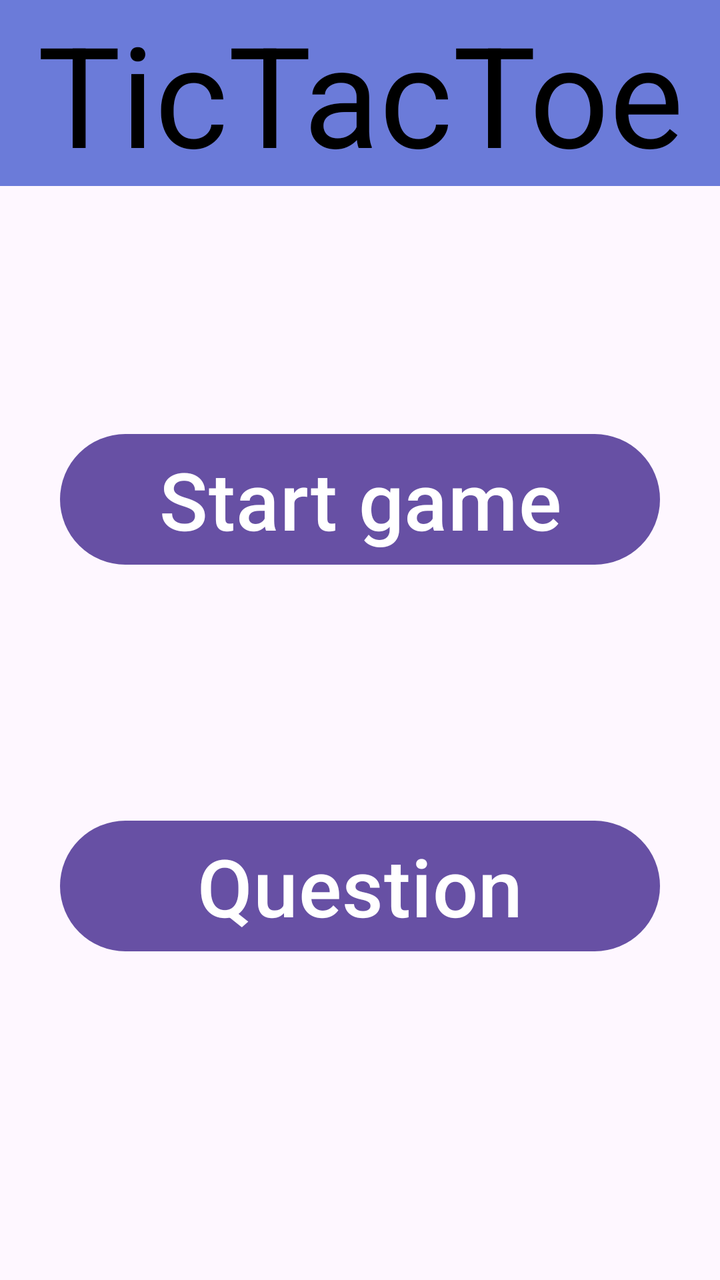
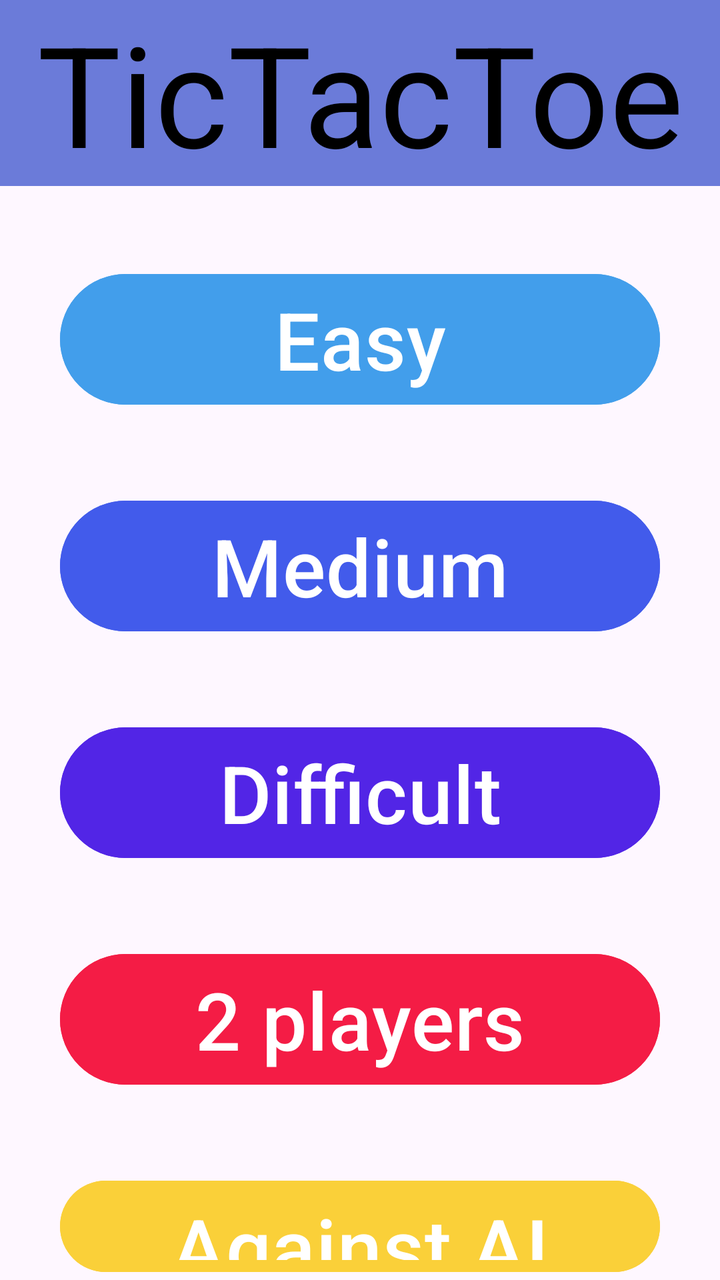

An Android layout rendered at two revisions. The XML below is the earlier revision; the diff shows what the commit changed to produce the second picture.
<!-- AndroidManifest.xml: application theme Theme.TicTacToe2Players -->
<!-- res/layout/activity_main.xml -->
<?xml version="1.0" encoding="utf-8"?>
<LinearLayout xmlns:android="http://schemas.android.com/apk/res/android"
    xmlns:app="http://schemas.android.com/apk/res-auto"
    xmlns:tools="http://schemas.android.com/tools"
    android:id="@+id/main"
    android:layout_width="match_parent"
    android:layout_height="match_parent"
    android:orientation="vertical"
    tools:context=".MainActivity">

    <TextView
        android:layout_width="match_parent"
        android:layout_height="wrap_content"
        android:id="@+id/textView"
        android:text="TicTacToe"
        android:textSize="70dp"
        android:gravity="center"
        android:background="#6B7BD9"
        android:textColor="@color/black"></TextView>

    <Button
        android:layout_width="300dp"
        android:layout_height="wrap_content"
        android:textSize="40dp"
        android:text="Start game"
        android:layout_gravity="center"
        android:layout_marginTop="120dp"
        android:id="@+id/btnGame"></Button>

    <Button
        android:layout_width="300dp"
        android:layout_height="wrap_content"
        android:textSize="40dp"
        android:text="Question"
        android:layout_gravity="center"
        android:layout_marginTop="120dp"
        android:id="@+id/btn2"></Button>

</LinearLayout>
<!-- resources referenced by this layout -->
<resources>
  <color name="black">#FF000000</color>
  <style name="Theme.TicTacToe2Players" parent="Base.Theme.TicTacToe2Players" />
  <style name="Base.Theme.TicTacToe2Players" parent="Theme.Material3.DayNight.NoActionBar">
          
          
      </style>
</resources>

<!-- the commit's change to res/layout/activity_main.xml (unified diff, before → after) -->
@@ -22,10 +22,51 @@
         android:layout_width="300dp"
         android:layout_height="wrap_content"
         android:textSize="40dp"
-        android:text="Start game"
+        android:text="Easy"
+        android:backgroundTint="#429EEB"
         android:layout_gravity="center"
-        android:layout_marginTop="120dp"
+        android:layout_marginTop="40dp"
+        android:id="@+id/btnGameE"></Button>
+
+    <Button
+        android:layout_width="300dp"
+        android:layout_height="wrap_content"
+        android:textSize="40dp"
+        android:text="Medium"
+        android:backgroundTint="#425BEB"
+        android:layout_gravity="center"
+        android:layout_marginTop="40dp"
+        android:id="@+id/btnGameM"></Button>
+
+    <Button
+        android:layout_width="300dp"
+        android:layout_height="wrap_content"
+        android:textSize="40dp"
+        android:text="Difficult"
+        android:backgroundTint="#5225E6"
+        android:layout_gravity="center"
+        android:layout_marginTop="40dp"
+        android:id="@+id/btnGameD"></Button>
+
+    <Button
+        android:layout_width="300dp"
+        android:layout_height="wrap_content"
+        android:textSize="40dp"
+        android:text="2 players"
+        android:backgroundTint="#F41C45"
+        android:layout_gravity="center"
+        android:layout_marginTop="40dp"
         android:id="@+id/btnGame"></Button>
+
+    <Button
+        android:layout_width="300dp"
+        android:layout_height="wrap_content"
+        android:textSize="40dp"
+        android:text="Against AI"
+        android:backgroundTint="#FAD039"
+        android:layout_gravity="center"
+        android:layout_marginTop="40dp"
+        android:id="@+id/btnGameAI"></Button>
 
     <Button
         android:layout_width="300dp"
@@ -33,7 +74,16 @@
         android:textSize="40dp"
         android:text="Question"
         android:layout_gravity="center"
-        android:layout_marginTop="120dp"
+        android:layout_marginTop="40dp"
         android:id="@+id/btn2"></Button>
 
+    <Button
+        android:layout_width="300dp"
+        android:layout_height="wrap_content"
+        android:textSize="40dp"
+        android:text="Instructions"
+        android:layout_gravity="center"
+        android:layout_marginTop="40dp"
+        android:id="@+id/btnIns"></Button>
+
 </LinearLayout>
